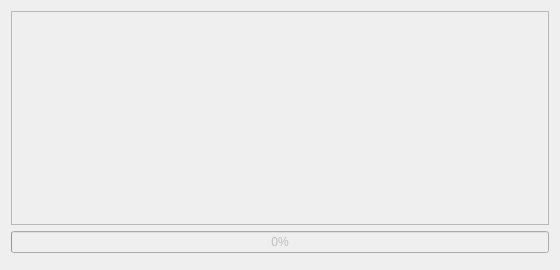
The window that src/windows/ui/process-effect.ui (Zenvi-pro/zenvi-core) describes before a commit, drawn with Qt 5.
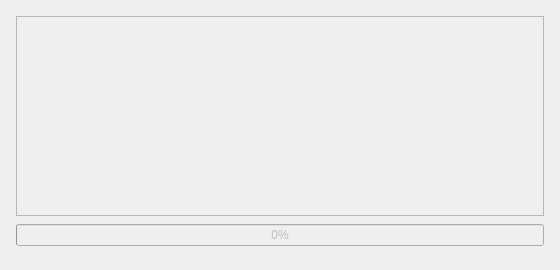
The same window after the commit.

```diff
--- a/src/windows/ui/process-effect.ui
+++ b/src/windows/ui/process-effect.ui
@@ -20,6 +20,21 @@
    <string>%s: Initialize Effect</string>
   </property>
   <layout class="QVBoxLayout" name="verticalLayout">
+   <property name="leftMargin">
+    <number>16</number>
+   </property>
+   <property name="topMargin">
+    <number>16</number>
+   </property>
+   <property name="rightMargin">
+    <number>16</number>
+   </property>
+   <property name="bottomMargin">
+    <number>16</number>
+   </property>
+   <property name="spacing">
+    <number>8</number>
+   </property>
    <item>
     <widget class="QScrollArea" name="scrollArea">
      <property name="widgetResizable">
```
